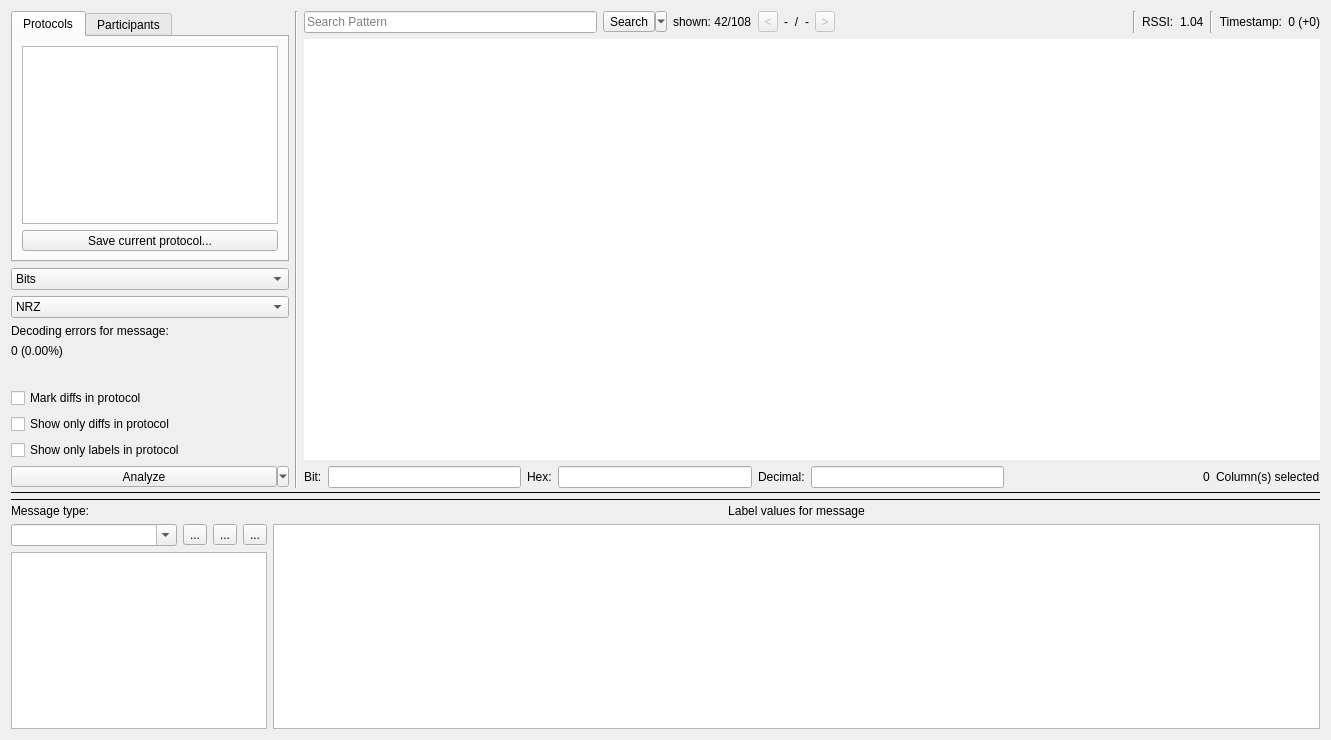
Above: ui/analysis.ui from jopohl/urh before the change. Below: the same form after it.
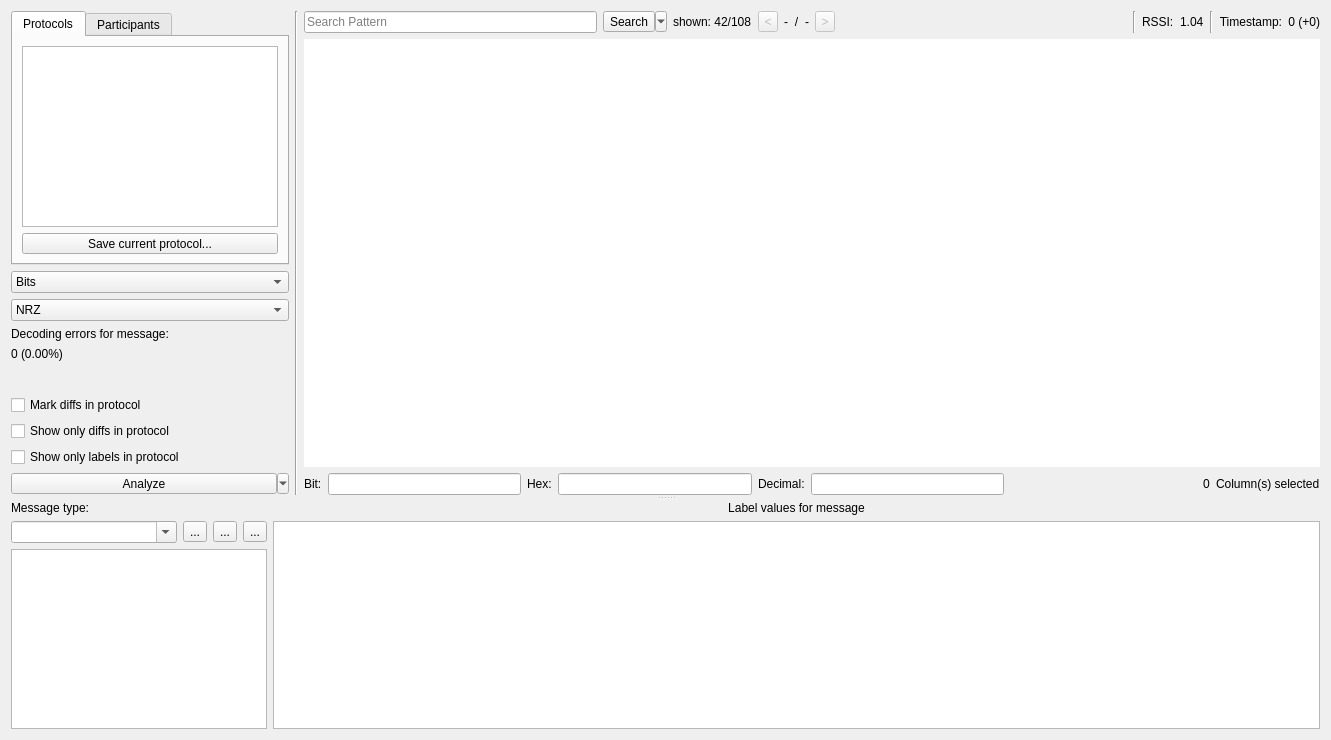
That is the form after the change. Icons and pictures are not drawn. Custom widgets are drawn as their Qt base class.

```diff
--- a/ui/analysis.ui
+++ b/ui/analysis.ui
@@ -91,8 +91,11 @@
          <property name="styleSheet">
           <string notr="true">QSplitter::handle {
 margin: 4px 0px;
-border-top: 1px solid;
-border-bottom: 1px solid;
+    background-color: qlineargradient(x1:0, y1:0, x2:1, y2:0, 
+stop:0 rgba(255, 255, 255, 0), 
+stop:0.5 rgba(100, 100, 100, 200), 
+stop:1 rgba(255, 255, 255, 0));
+	image: url(:/icons/data/icons/splitter_handle.png);
 }</string>
          </property>
          <property name="frameShape">
```
